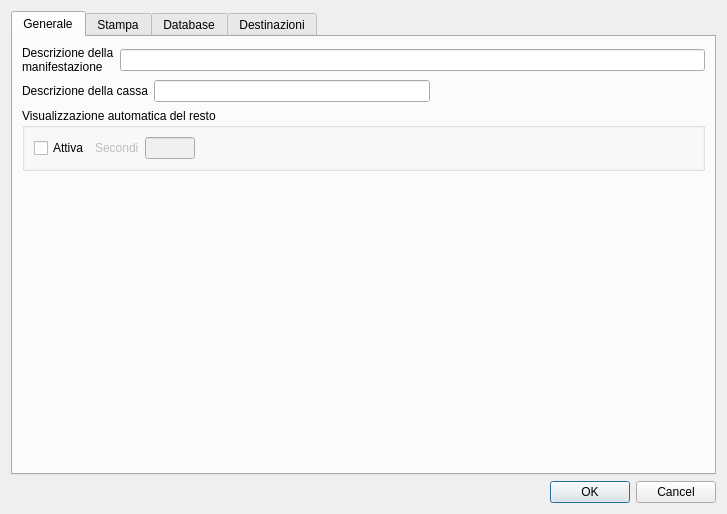
Above: src/configurazionedlg.ui from mtonin/gestcassa before the change. Below: the same form after it.
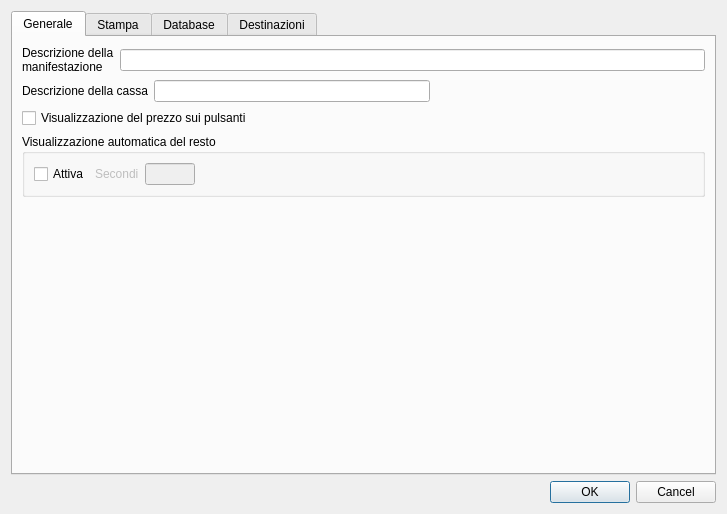
That is the form after the change. The open tabs and pages were chosen to show the change. Custom widgets are drawn as their Qt base class.

Commit message: - aggiunta visualizzazione prezzo sui pulsanti

The edit to the form file:
```diff
--- a/src/configurazionedlg.ui
+++ b/src/configurazionedlg.ui
@@ -79,6 +79,30 @@
          </item>
         </layout>
        </item>
+       <item>
+        <layout class="QHBoxLayout" name="horizontalLayout_8">
+         <item>
+          <widget class="QCheckBox" name="visualizzaPrezzoBox">
+           <property name="text">
+            <string>Visualizzazione del prezzo sui pulsanti</string>
+           </property>
+          </widget>
+         </item>
+         <item>
+          <spacer name="horizontalSpacer_3">
+           <property name="orientation">
+            <enum>Qt::Horizontal</enum>
+           </property>
+           <property name="sizeHint" stdset="0">
+            <size>
+             <width>40</width>
+             <height>20</height>
+            </size>
+           </property>
+          </spacer>
+         </item>
+        </layout>
+       </item>
        <item>
         <widget class="QGroupBox" name="groupBox">
          <property name="title">
```
Left out of the diff: 2 changed lines with no effect on the pictures. The commit also changes 5 other files.
